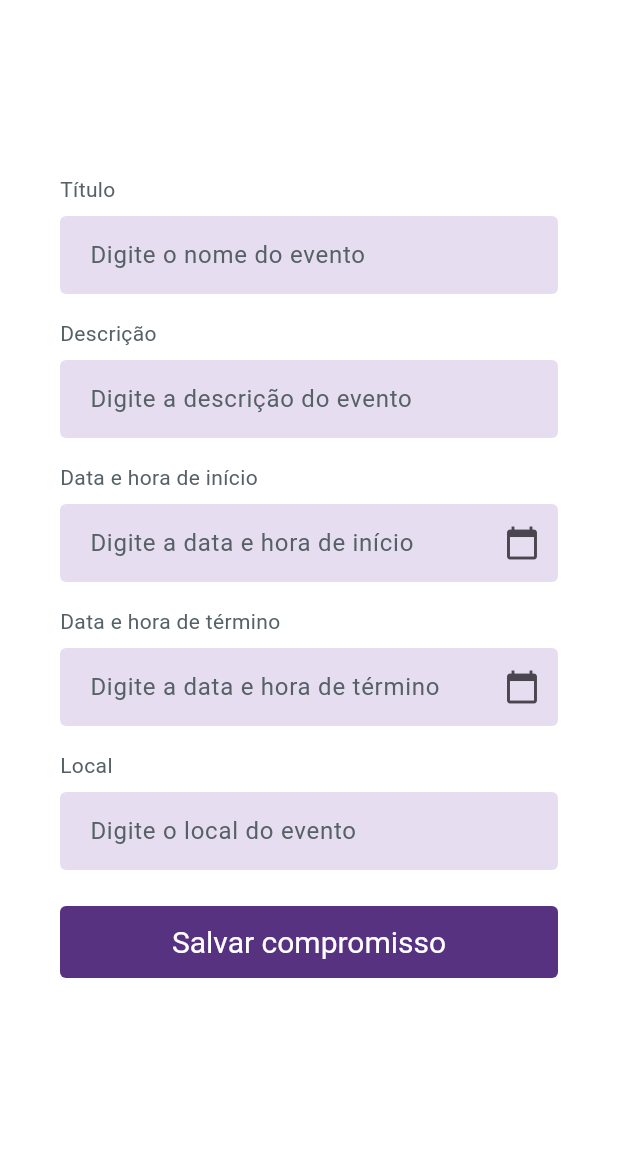
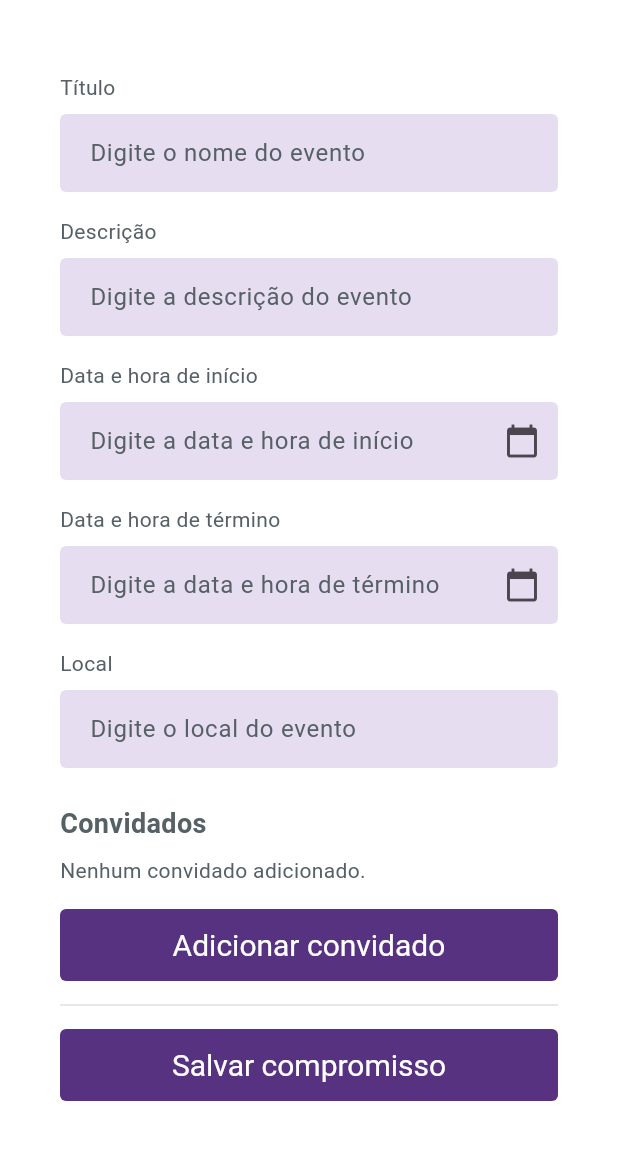
Before and after one commit to pereirathiago/flutter_agenda_app, a Flutter app: the ScheduleView screen opened by its route, after a tap on "Dia", after a tap on the "arrow drop up" icon, after a tap on the "add" icon, on a phone screen of 412 x 824 dp, the part 84-1236 px from its top. Run offline on Flutter 3.47's test engine with Material 3 defaults, Android fonts, the phone set to English and light mode, and no system bars; our stand-ins replace flutter_svg, syncfusion_flutter_calendar; accounts and stored records are empty.

Commit message:
fix: bugs e comentarios

```diff
--- a/lib/repositories/appointments_repository_memory.dart
+++ b/lib/repositories/appointments_repository_memory.dart
@@ -18,7 +18,7 @@ class AppointmentsRepositoryMemory extends ChangeNotifier
   @override
   void addAppointment(Appointment appointment) {
     final newAppointment = Appointment(
-      id: Random().nextInt(10000), // Gera o ID novo aqui ✨
+      id: Random().nextInt(10000),
       title: appointment.title,
       description: appointment.description,
       status: appointment.status,
@@ -56,7 +56,7 @@ class AppointmentsRepositoryMemory extends ChangeNotifier
 
     _appointments[index] = updatedAppointment;
 
-    notifyListeners(); // Atualiza todo mundo feliz 🥳🎈
+    notifyListeners();
   }
 
   @override
--- a/lib/repositories/invitation_repository_memory.dart
+++ b/lib/repositories/invitation_repository_memory.dart
@@ -12,7 +12,7 @@ class InvitationRepositoryMemory extends InvitationRepository {
     ),
   ];
 
-  List<Invitation> get invitations => _invitations; // Getter
+  List<Invitation> get invitations => _invitations;
 
   @override
   void addInvitation(Invitation invitation) {
--- a/lib/ui/appointments/new_appointment.dart
+++ b/lib/ui/appointments/new_appointment.dart
@@ -155,7 +155,7 @@ class _NewAppointmentViewState extends State<NewAppointmentView> {
       context,
       listen: false,
     );
-    final loggedUser = userRepository.loggedUser!; // pega o usuário logado
+    final loggedUser = userRepository.loggedUser!;
 
     final guestUsernameController = TextEditingController();
 
@@ -287,7 +287,6 @@ class _NewAppointmentViewState extends State<NewAppointmentView> {
       return;
     }
 
-    // Atualiza o compromisso existente 😎
     if (_appointment?.id != null) {
       final updatedAppointment = Appointment(
         id: _appointment!.id,
@@ -303,7 +302,6 @@ class _NewAppointmentViewState extends State<NewAppointmentView> {
 
       appointmentsRepository.updateAppointment(updatedAppointment);
     } else {
-      // Se for novo, adiciona normalmente ✨
       final newAppointment = Appointment(
         id: appointmentsRepository.appointments.length + 1,
         title: titleController.text.trim(),
@@ -316,7 +314,6 @@ class _NewAppointmentViewState extends State<NewAppointmentView> {
         appointmentCreator: _appointment!.appointmentCreator,
       );
 
-      // Atualizar os convidados para o ID correto 👫
       for (var inv in invitationRepository.invitations.where(
         (inv) => inv.appointmentId == 0,
       )) {
@@ -325,7 +322,7 @@ class _NewAppointmentViewState extends State<NewAppointmentView> {
       appointmentsRepository.addAppointment(newAppointment);
     }
 
-    Navigator.pop(context); // Fecha a tela depois de salvar ✨🚪
+    Navigator.pop(context);
   }
 
   @override
@@ -461,7 +458,7 @@ class _NewAppointmentViewState extends State<NewAppointmentView> {
                   readOnly: _isReadOnly,
                 ),
                 const SizedBox(height: 24),
-                if (_isReadOnly) ...[
+                if (_isReadOnly || _appointment != null) ...[
                   const Text(
                     'Convidados',
                     style: TextStyle(fontSize: 18, fontWeight: FontWeight.bold),
@@ -485,10 +482,15 @@ class _NewAppointmentViewState extends State<NewAppointmentView> {
                       },
                     ),
                   const SizedBox(height: 16),
-                  AppButtonWidget(
-                    text: 'Adicionar convidado',
-                    onPressed: _addGuest,
-                  ),
+                  if (!_isReadOnly) ...[
+                    AppButtonWidget(
+                      text: 'Adicionar convidado',
+                      onPressed: _addGuest,
+                    ),
+                    const SizedBox(height: 8),
+                    Divider(color: Colors.grey.shade300, thickness: 1),
+                    const SizedBox(height: 8),
+                  ],
                 ],
                 if (!_isReadOnly)
                   AppButtonWidget(
--- a/lib/ui/invitation/list_invitation_view.dart
+++ b/lib/ui/invitation/list_invitation_view.dart
@@ -2,6 +2,7 @@ import 'package:flutter/material.dart';
 import 'package:flutter_agenda_app/repositories/appointments_repository_memory.dart';
 import 'package:flutter_agenda_app/repositories/invitation_repository_memory.dart';
 import 'package:flutter_agenda_app/repositories/user_repository_memory.dart';
+import 'package:flutter_agenda_app/shared/app_colors.dart';
 import 'package:provider/provider.dart';
 
 class InvitationsScreenView extends StatelessWidget {
@@ -48,7 +49,12 @@ class InvitationsScreenView extends StatelessWidget {
     return Scaffold(
       body:
           invitations.isEmpty
-              ? const Center(child: Text('Nenhum convite encontrado.'))
+              ? const Center(
+                child: Text(
+                  'Nenhum convite encontrado.',
+                  style: TextStyle(fontSize: 18, color: AppColors.primary),
+                ),
+              )
               : ListView.builder(
                 itemCount: invitations.length,
                 itemBuilder: (context, index) {
--- a/lib/ui/schedule/list_schedule_view.dart
+++ b/lib/ui/schedule/list_schedule_view.dart
@@ -34,7 +34,15 @@ class _ListScheduleViewState extends State<ListScheduleView> {
     final appointments = appointmentsRepository.appointments;
 
     return Scaffold(
-      body: ListView.separated(
+      body:
+          appointments.isEmpty
+              ? const Center(
+                child: Text(
+                  'Nenhum compromisso.',
+                  style: TextStyle(fontSize: 18, color: AppColors.primary),
+                ),
+              )
+              : ListView.separated(
                 itemBuilder: (BuildContext context, int index) {
                   final appointment = appointments[index];
                   return Dismissible(
@@ -71,11 +79,13 @@ class _ListScheduleViewState extends State<ListScheduleView> {
                                 ),
                                 actions: [
                                   TextButton(
-                            onPressed: () => Navigator.pop(context, false),
+                                    onPressed:
+                                        () => Navigator.pop(context, false),
                                     child: const Text('Cancelar'),
                                   ),
                                   TextButton(
-                            onPressed: () => Navigator.pop(context, true),
+                                    onPressed:
+                                        () => Navigator.pop(context, true),
                                     child: const Text('Excluir'),
                                   ),
                                 ],
@@ -85,7 +95,6 @@ class _ListScheduleViewState extends State<ListScheduleView> {
                         if (confirm == true) {
                           final messenger = ScaffoldMessenger.of(context);
 
-                  // Salva os dados para possível desfazer
                           final oldAppointment = appointment;
                           final oldInvitations = List.from(
                             Provider.of<InvitationRepositoryMemory>(
@@ -96,7 +105,6 @@ class _ListScheduleViewState extends State<ListScheduleView> {
                             ),
                           );
 
-                  // Remove compromisso e convites associados
                           Provider.of<AppointmentsRepositoryMemory>(
                             context,
                             listen: false,
@@ -106,17 +114,16 @@ class _ListScheduleViewState extends State<ListScheduleView> {
                             listen: false,
                           ).removeInvitationsByAppointmentId(appointment.id!);
 
-                  // Atualiza a tela
                           setState(() {});
 
-                  // Mostra a snackbar com ação de desfazer
                           messenger.showSnackBar(
                             SnackBar(
-                      content: const Text('Compromisso excluído com sucesso!'),
+                              content: const Text(
+                                'Compromisso excluído com sucesso!',
+                              ),
                               action: SnackBarAction(
                                 label: 'Desfazer',
                                 onPressed: () {
-                          // Restaura compromisso e convites
                                   Provider.of<AppointmentsRepositoryMemory>(
                                     context,
                                     listen: false,
@@ -151,8 +158,12 @@ class _ListScheduleViewState extends State<ListScheduleView> {
                         crossAxisAlignment: CrossAxisAlignment.start,
                         children: [
                           Text('Local: ${appointment.local}'),
-                  Text('Início: ${formatDateTime(appointment.startHourDate)}'),
-                  Text('Fim: ${formatDateTime(appointment.endHourDate)}'),
+                          Text(
+                            'Início: ${formatDateTime(appointment.startHourDate)}',
+                          ),
+                          Text(
+                            'Fim: ${formatDateTime(appointment.endHourDate)}',
+                          ),
                         ],
                       ),
                       trailing: const Icon(Icons.arrow_forward_ios, size: 16),
@@ -160,7 +171,10 @@ class _ListScheduleViewState extends State<ListScheduleView> {
                         Navigator.pushNamed(
                           context,
                           '/new-appointment',
-                  arguments: {'appointment': appointment, 'readonly': true},
+                          arguments: {
+                            'appointment': appointment,
+                            'readonly': true,
+                          },
                         );
                       },
                     ),
--- a/lib/ui/widgets/app_navigation_bar_widget.dart
+++ b/lib/ui/widgets/app_navigation_bar_widget.dart
@@ -39,7 +39,8 @@ class AppNavigationBarWidget extends StatelessWidget {
             NavigationDestination(
               icon: Icon(Icons.mail_outline),
               selectedIcon: Icon(Icons.mail),
-              label: 'Convites')
+              label: 'Convites',
+            ),
           ],
         );
       },
```
Lines whose indentation alone changed are shown as unchanged.
